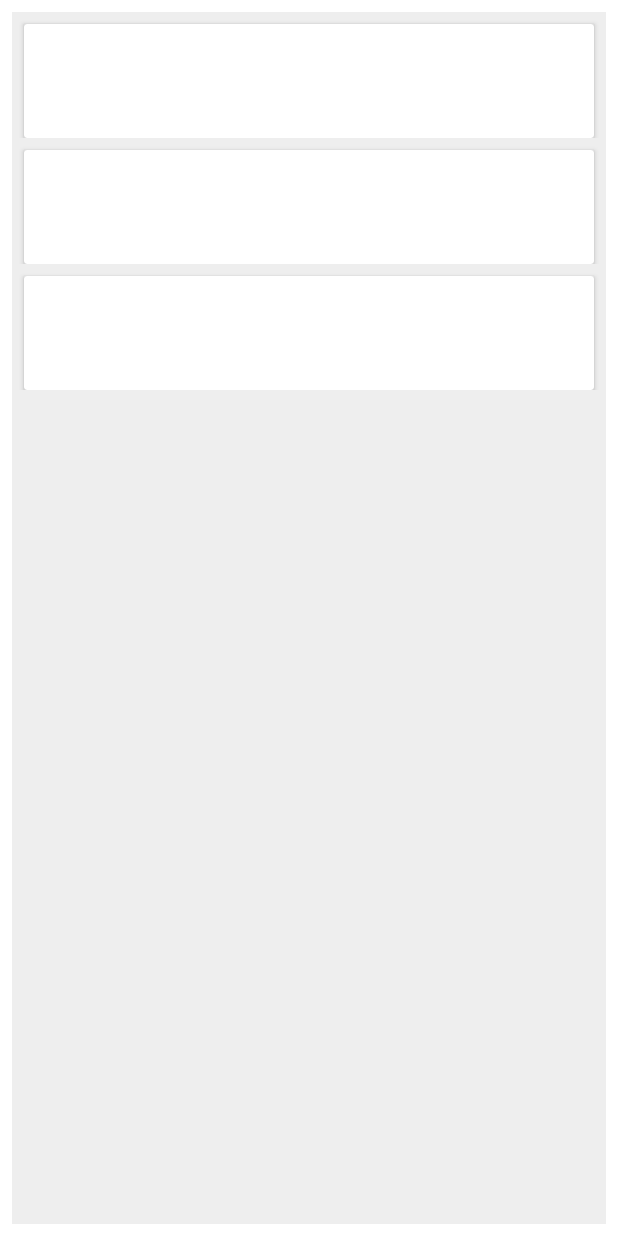
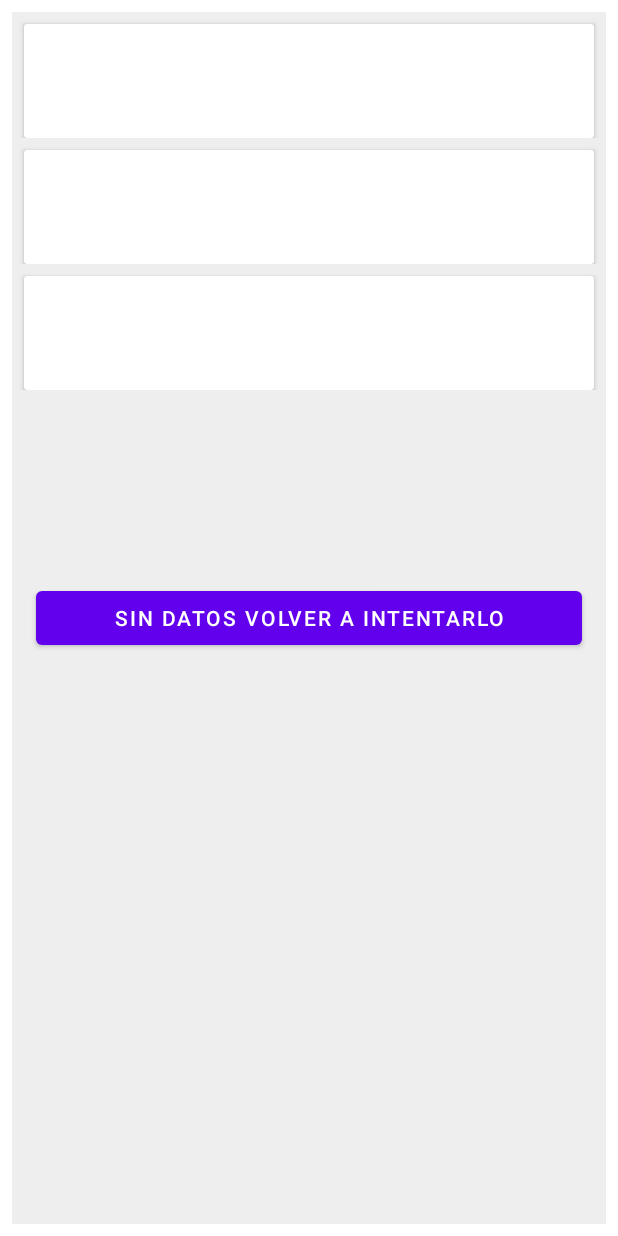
Before and after one commit to jpdacruz/mlRetroComputacion, an Android app: the layout fragment_question.xml on its own in the app's theme, with its tools: preview values and no code run, on a phone screen of 412 x 824 dp. Run offline under Robolectric (Android 15) with nearby library versions, the phone set to English and light mode, and no system bars; Roboto replaces fonts that are not available here.

Commit message:
final commit...small changes

```diff
--- a/app/build.gradle
+++ b/app/build.gradle
@@ -62,11 +62,6 @@ dependencies {
     //customToast
     implementation "com.github.Spikeysanju:MotionToast:1.3.3.1"
 
-    //espresso
-    androidTestImplementation 'androidx.test.espresso:espresso-core:3.3.0'
-    androidTestImplementation 'androidx.test:runner:1.3.0'
-    androidTestImplementation 'androidx.test:rules:1.3.0'
-
     implementation 'androidx.appcompat:appcompat:1.2.0'
     implementation 'com.google.android.material:material:1.2.1'
     implementation 'androidx.constraintlayout:constraintlayout:2.0.4'
--- a/app/src/main/java/com/example/mlretrocomputacion/data/mvp/question/QuestionInterface.java
+++ b/app/src/main/java/com/example/mlretrocomputacion/data/mvp/question/QuestionInterface.java
@@ -7,11 +7,11 @@ import java.util.List;
 public interface QuestionInterface {
 
     interface view{
-        void showQuestionResult(List<Question> questions);
+        void showQuestionResult(List<Question> questions, int error);
     }
 
     interface presenter {
-        void showQuestionResult(List<Question> questions);
+        void showQuestionResult(List<Question> questions, int error);
         void getItemQuestions(String idItem);
     }
 
--- a/app/src/main/java/com/example/mlretrocomputacion/data/mvp/question/QuestionPresenter.java
+++ b/app/src/main/java/com/example/mlretrocomputacion/data/mvp/question/QuestionPresenter.java
@@ -16,11 +16,10 @@ public class QuestionPresenter implements QuestionInterface.presenter {
     }
 
     @Override
-    public void showQuestionResult(List<Question> questions) {
+    public void showQuestionResult(List<Question> questions, int error) {
         if (view!=null){
-            view.showQuestionResult(questions);
+            view.showQuestionResult(questions, error);
         }
-
     }
 
     @Override
--- a/app/src/main/res/layout/fragment_question.xml
+++ b/app/src/main/res/layout/fragment_question.xml
@@ -7,6 +7,21 @@
     tools:context=".ui.question.QuestionFragment"
     android:layout_margin="8dp"
     android:background="@color/background_main_color">
+
+
+    <Button
+        android:id="@+id/buttonRetryAction"
+        android:layout_width="0dp"
+        android:layout_height="wrap_content"
+        android:layout_marginStart="16dp"
+        android:layout_marginEnd="16dp"
+        android:text="Sin datos Volver a intentarlo"
+        android:visibility="gone"
+        app:layout_constraintBottom_toBottomOf="parent"
+        app:layout_constraintEnd_toEndOf="parent"
+        app:layout_constraintStart_toStartOf="parent"
+        app:layout_constraintTop_toTopOf="parent"
+        tools:visibility="visible" />
 
     <androidx.recyclerview.widget.RecyclerView
         android:id="@+id/recyclerQuestion"
```
Also changed, not shown: app/src/main/java/com/example/mlretrocomputacion/data/mvp/question/QuestionRepository.java (+8 -1 lines), app/src/main/java/com/example/mlretrocomputacion/ui/question/QuestionFragment.java (+22 -5 lines).
